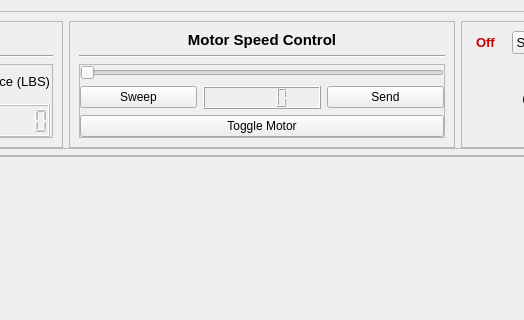
Georgia-Tech-Off-Road/GTORDaata, file Scenes/ShockDyno/shock_dyno.ui: the form before one commit; both pictures show x 202 to 726 and y 0 to 320 of the 876 by 599 pixel window.
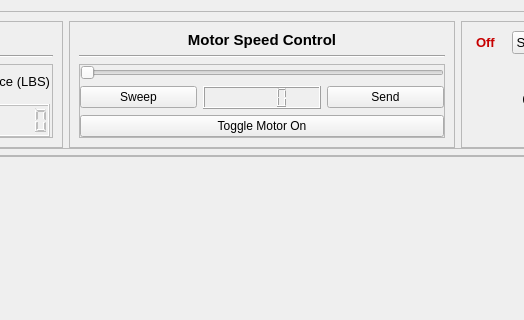
The form after the commit.

Commit message: Fixing motor control and enable and adding helpful button message

Diff of the .ui file:
```diff
--- a/Scenes/ShockDyno/shock_dyno.ui
+++ b/Scenes/ShockDyno/shock_dyno.ui
@@ -320,7 +320,7 @@
             <item>
              <widget class="QPushButton" name="kill_motor">
               <property name="text">
-               <string>Toggle Motor</string>
+               <string>Toggle Motor On</string>
               </property>
              </widget>
             </item>
```
The commit also changes 2 other files.
